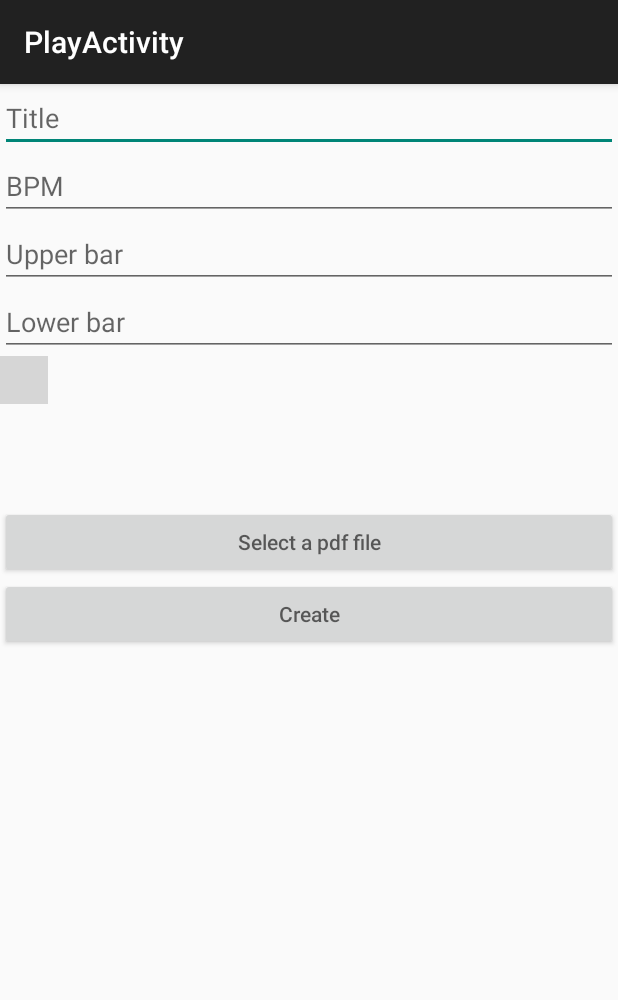
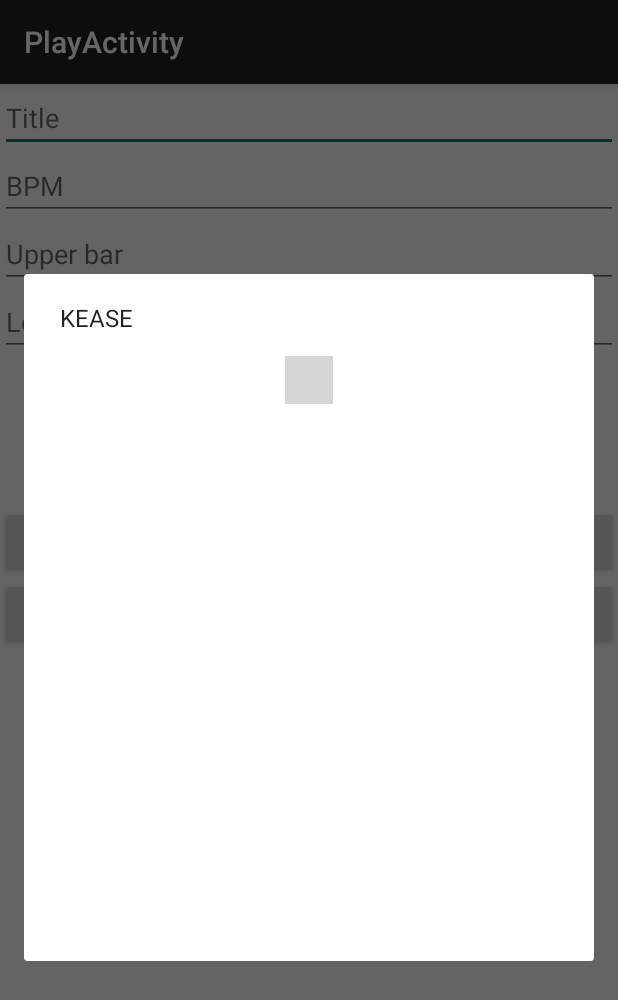
Before and after one commit to AlexAlbala/BPMPrompt, an Android app: the CreateActivity screen opened directly, with no data from a screen before it, after a tap on an icon or button, on a phone screen of 412 x 824 dp. Shown: the top 1000 px of the screen. Run offline under Robolectric (Android 15) with nearby library versions, the phone set to English and light mode, and no system bars; libraries missing offline, so code that uses them is left out: com.joanzapata.pdfview; plain views replace PDFView; pictures from the network do not load; grey boxes are pictures that could not be loaded.

Commit message:
huge work in dialogs, adapters and PDFs :)

```diff
--- a/app/src/main/AndroidManifest.xml
+++ b/app/src/main/AndroidManifest.xml
@@ -11,7 +11,7 @@
         android:label="@string/app_name"
         android:theme="@style/AppTheme">
         <activity
-            android:name=".app.MainActivity"
+            android:name=".app.controller.MainActivity"
             android:label="@string/app_name">
             <intent-filter>
                 <action android:name="android.intent.action.MAIN" />
@@ -20,11 +20,11 @@
             </intent-filter>
         </activity>
         <activity
-            android:name=".app.PromptActivity"
+            android:name=".app.controller.PromptActivity"
             android:configChanges="orientation|keyboardHidden|screenSize"
             android:label="@string/title_activity_prompt" />
         <activity
-            android:name=".app.CreateActivity"
+            android:name=".app.controller.CreateActivity"
             android:theme="@style/AppTheme"
             android:configChanges="orientation|keyboardHidden|screenSize"
             android:label="@string/title_activity_prompt" />
--- a/app/src/main/java/com/a2t/autobpmprompt/app/CreateActivity.java
+++ b/app/src/main/java/com/a2t/autobpmprompt/app/controller/CreateActivity.java
@@ -1,20 +1,20 @@
-package com.a2t.autobpmprompt.app;
+package com.a2t.autobpmprompt.app.controller;
 
 import android.os.Bundle;
+import android.support.v4.app.DialogFragment;
 import android.support.v7.app.AppCompatActivity;
 import android.util.Log;
 import android.view.View;
 import android.widget.EditText;
 
 import com.a2t.autobpmprompt.R;
+import com.a2t.autobpmprompt.media.PromptManager;
 import com.a2t.autobpmprompt.app.model.PromptSettings;
-import com.a2t.autobpmprompt.media.pdf.PDFFiles;
 
 import java.io.File;
-import java.util.List;
 
 
-public class CreateActivity extends AppCompatActivity {
+public class CreateActivity extends AppCompatActivity implements PDFDialog.PDFDialogResultListener {
     private static final String TAG = "CreateActivity";
 
     EditText name;
@@ -37,15 +37,8 @@ public class CreateActivity extends AppCompatActivity {
 
     public void loadPDFClick(View v){
         Log.i(TAG, "Load pdfs");
-
-        //TODO: Open Dialog with pdfs
-
-        List<File> pdfs = PDFFiles.findAllPDFs();
-
-        pdfFile = pdfs.get(0);
-
-        //TODO: Manage create prompt button state :)
-
+        DialogFragment newFragment = new PDFDialog();
+        newFragment.show(getSupportFragmentManager(), "pdfselect");
     }
 
     public void createPromptClick(View v){
@@ -63,4 +56,12 @@ public class CreateActivity extends AppCompatActivity {
 
         //TODO: Launch PromptActivity in Edit mode
     }
+
+    @Override
+    public void onPDFSelected(DialogFragment dialog, String fullPath) {
+        Log.i(TAG, "CLICK BACK " + fullPath);
+        pdfFile = new File(fullPath);
+        dialog.dismiss();
+    }
+
 }
--- /dev/null
+++ b/app/src/main/java/com/a2t/autobpmprompt/app/controller/PDFDialog.java
@@ -0,0 +1,88 @@
+package com.a2t.autobpmprompt.app.controller;
+
+import android.app.Activity;
+import android.app.Dialog;
+import android.os.Bundle;
+import android.support.v4.app.DialogFragment;
+import android.support.v7.app.AlertDialog;
+import android.view.LayoutInflater;
+import android.view.View;
+import android.widget.GridView;
+import android.widget.Toast;
+
+import com.a2t.autobpmprompt.R;
+import com.a2t.autobpmprompt.app.adapter.PDFGridAdapter;
+import com.a2t.autobpmprompt.media.pdf.PDFFiles;
+
+import java.io.File;
+import java.util.List;
+
+
+public class PDFDialog extends DialogFragment implements PDFSelectCallback {
+    // Use this instance of the interface to deliver action events
+    PDFDialogResultListener mListener;
+
+    @Override
+    public Dialog onCreateDialog(Bundle savedInstanceState) {
+        // Use the Builder class for convenient dialog construction
+        AlertDialog.Builder builder = new AlertDialog.Builder(getActivity());
+
+        // Get the layout inflater
+        LayoutInflater inflater = getActivity().getLayoutInflater();
+
+        View dialogView = inflater.inflate(R.layout.dialog_pdfs, null);
+
+        // Inflate and set the layout for the dialog
+        // Pass null as the parent view because its going in the dialog layout
+        builder.setView(dialogView)
+                .setMessage("KEASE");
+                /*.setPositiveButton("KEASEok", new DialogInterface.OnClickListener() {
+                    public void onClick(DialogInterface dialog, int id) {
+                        // FIRE ZE MISSILES!
+                        mListener.onPDFSelected(PDFDialog.this);
+                    }
+                })
+                .setNegativeButton("KEASEno", new DialogInterface.OnClickListener() {
+                    public void onClick(DialogInterface dialog, int id) {
+                        // User cancelled the dialog
+                        mListener.onDialogNegativeClick(PDFDialog.this);
+                    }
+                });*/
+
+        AlertDialog dialog = builder.create();
+
+        List<File> pdfs = PDFFiles.findAllPDFs();
+        GridView gridview = (GridView) dialogView.findViewById(R.id.dialog_gridpdf);
+        gridview.setAdapter(new PDFGridAdapter(getActivity(), pdfs, this));
+        return dialog;
+    }
+
+    @Override
+    public void onPDFSelected(String fullPath, int position) {
+        Toast.makeText(getActivity(), "Selected file " + fullPath, Toast.LENGTH_SHORT).show();
+        mListener.onPDFSelected(PDFDialog.this, fullPath);
+    }
+
+    /* The activity that creates an instance of this dialog fragment must
+     * implement this interface in order to receive event callbacks.
+     * Each method passes the DialogFragment in case the host needs to query it. */
+    public interface PDFDialogResultListener {
+        void onPDFSelected(DialogFragment dialog, String fullPath);
+    }
+
+
+    // Override the Fragment.onAttach() method to instantiate the PDFDialogResultListener
+    @Override
+    public void onAttach(Activity activity) {
+        super.onAttach(activity);
+        // Verify that the host activity implements the callback interface
+        try {
+            // Instantiate the PDFDialogResultListener so we can send events to the host
+            mListener = (PDFDialogResultListener) activity;
+        } catch (ClassCastException e) {
+            // The activity doesn't implement the interface, throw exception
+            throw new ClassCastException(activity.toString()
+                    + " must implement PDFDialogResultListener");
+        }
+    }
+}
--- /dev/null
+++ b/app/src/main/java/com/a2t/autobpmprompt/app/controller/PDFSelectCallback.java
@@ -0,0 +1,5 @@
+package com.a2t.autobpmprompt.app.controller;
+
+public interface PDFSelectCallback {
+    void onPDFSelected(String fullPath, int position);
+}
--- a/app/src/main/java/com/a2t/autobpmprompt/app/Prompt.java
+++ b/app/src/main/java/com/a2t/autobpmprompt/media/Prompt.java
@@ -1,4 +1,4 @@
-package com.a2t.autobpmprompt.app;
+package com.a2t.autobpmprompt.media;
 
 import android.app.Activity;
 import android.util.Log;
--- a/app/src/main/java/com/a2t/autobpmprompt/app/PromptManager.java
+++ b/app/src/main/java/com/a2t/autobpmprompt/media/PromptManager.java
@@ -1,4 +1,4 @@
-package com.a2t.autobpmprompt.app;
+package com.a2t.autobpmprompt.media;
 
 import android.app.Activity;
 import android.content.Context;
--- a/app/src/main/res/layout/activity_create.xml
+++ b/app/src/main/res/layout/activity_create.xml
@@ -34,7 +34,8 @@
 
     <FrameLayout
         android:layout_width="wrap_content"
-        android:layout_height="100dp">
+        android:layout_height="100dp"
+        android:layout_gravity="center_horizontal">
 
         <!-- pdf preview -->
         <com.joanzapata.pdfview.PDFView
--- a/app/src/main/res/layout/activity_main.xml
+++ b/app/src/main/res/layout/activity_main.xml
@@ -4,6 +4,7 @@
     tools:context=".MainActivity">
 
     <ListView
+        android:id="@+id/main_setlists"
         android:layout_height="fill_parent"
         android:layout_width="fill_parent" />
 </LinearLayout>
--- a/app/src/main/res/layout/activity_play.xml
+++ b/app/src/main/res/layout/activity_play.xml
@@ -3,7 +3,7 @@
     android:layout_width="match_parent"
     android:layout_height="match_parent"
     android:background="#0099cc"
-    tools:context="com.a2t.autobpmprompt.app.PromptActivity">
+    tools:context="com.a2t.autobpmprompt.app.controller.PromptActivity">
 
 
     <LinearLayout
--- /dev/null
+++ b/app/src/main/res/layout/dialog_pdfs.xml
@@ -0,0 +1,14 @@
+<LinearLayout xmlns:android="http://schemas.android.com/apk/res/android"
+    android:orientation="vertical"
+    android:layout_width="match_parent"
+    android:layout_height="wrap_content"
+    android:layout_marginBottom="10dp"
+    android:layout_marginTop="10dp"
+    android:minHeight="400dp">
+
+    <GridView
+        android:id="@+id/dialog_gridpdf"
+        android:numColumns="auto_fit"
+        android:layout_width="match_parent"
+        android:layout_height="wrap_content" />
+</LinearLayout>
--- a/app/src/main/res/layout/row_setlist.xml
+++ b/app/src/main/res/layout/row_setlist.xml
@@ -2,10 +2,12 @@
     xmlns:tools="http://schemas.android.com/tools" android:layout_width="match_parent"
     android:layout_height="match_parent">
     <TextView
+        android:id="@+id/setlist_title"
         android:layout_width="wrap_content"
         android:layout_height="wrap_content"
         android:text="Title"/>
     <GridView
+        android:id="@+id/setlist_pdfgrid"
         android:layout_height="fill_parent"
         android:layout_width="fill_parent"/>
 </LinearLayout>
```
Also changed, not shown: app/src/main/java/com/a2t/autobpmprompt/app/adapter/PDFGridAdapter.java (added, +103 -0 lines), app/src/main/java/com/a2t/autobpmprompt/app/adapter/SetListAdapter.java (added, +97 -0 lines), app/src/main/java/com/a2t/autobpmprompt/app/controller/MainActivity.java (renamed from app/src/main/java/com/a2t/autobpmprompt/app/MainActivity.java, +15 -1 lines), app/src/main/java/com/a2t/autobpmprompt/app/controller/PromptActivity.java (renamed from app/src/main/java/com/a2t/autobpmprompt/app/PromptActivity.java, +3 -4 lines), app/src/main/java/com/a2t/autobpmprompt/app/controller/SetListAdapterCallback.java (added, +7 -0 lines), app/src/main/java/com/a2t/autobpmprompt/app/model/PromptSettings.java (+5 -6 lines), app/src/main/java/com/a2t/autobpmprompt/app/model/SetList.java (+6 -3 lines), app/src/main/res/layout/cell_pdflist.xml (added, +16 -0 lines), app/src/main/res/layout/grid_item.xml (deleted, +0 -14 lines).
